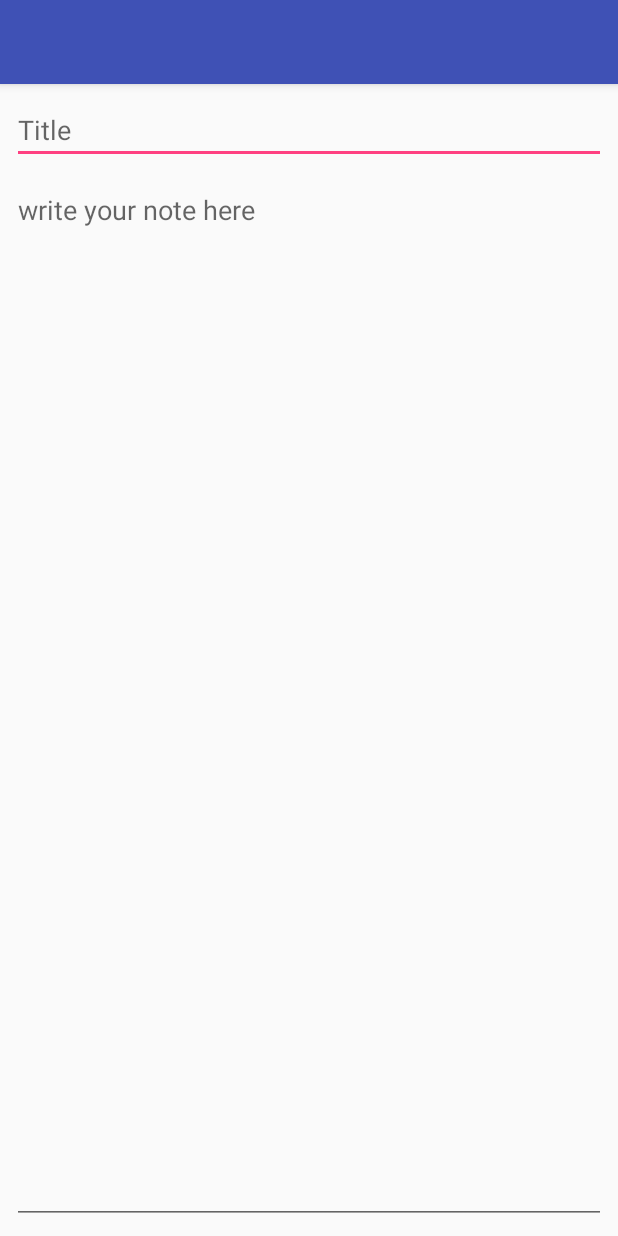
After one commit to gamemn02/NoteKeeper, an Android app: the layout activity_writing.xml on its own in the app's theme, with its tools: preview values and no code run, on a phone screen of 412 x 824 dp. The commit adds this screen. Run offline under Robolectric (Android 15) with nearby library versions, the phone set to English and light mode, and no system bars.

Commit message:
create writing activity ui

```diff
--- /dev/null
+++ b/app/src/main/java/dz/deepwork/gamemn02/notekeeper/writing/WritingActivity.java
@@ -0,0 +1,22 @@
+package dz.deepwork.gamemn02.notekeeper.writing;
+
+import android.os.Bundle;
+import android.support.design.widget.FloatingActionButton;
+import android.support.design.widget.Snackbar;
+import android.support.v7.app.AppCompatActivity;
+import android.support.v7.widget.Toolbar;
+import android.view.View;
+
+import dz.deepwork.gamemn02.notekeeper.R;
+
+public class WritingActivity extends AppCompatActivity {
+
+    @Override
+    protected void onCreate(Bundle savedInstanceState) {
+        super.onCreate(savedInstanceState);
+        setContentView(R.layout.activity_writing);
+        Toolbar toolbar = (Toolbar) findViewById(R.id.toolbar);
+        setSupportActionBar(toolbar);
+    }
+
+}
--- /dev/null
+++ b/app/src/main/res/layout/activity_writing.xml
@@ -0,0 +1,25 @@
+<?xml version="1.0" encoding="utf-8"?>
+<android.support.design.widget.CoordinatorLayout xmlns:android="http://schemas.android.com/apk/res/android"
+    xmlns:app="http://schemas.android.com/apk/res-auto"
+    xmlns:tools="http://schemas.android.com/tools"
+    android:layout_width="match_parent"
+    android:layout_height="match_parent"
+    tools:context=".writing.WritingActivity">
+
+    <android.support.design.widget.AppBarLayout
+        android:layout_width="match_parent"
+        android:layout_height="wrap_content"
+        android:theme="@style/AppTheme.AppBarOverlay">
+
+        <android.support.v7.widget.Toolbar
+            android:id="@+id/toolbar"
+            android:layout_width="match_parent"
+            android:layout_height="?attr/actionBarSize"
+            android:background="?attr/colorPrimary"
+            app:popupTheme="@style/AppTheme.PopupOverlay" />
+
+    </android.support.design.widget.AppBarLayout>
+
+    <include layout="@layout/content_writing" />
+
+</android.support.design.widget.CoordinatorLayout>
--- /dev/null
+++ b/app/src/main/res/layout/content_writing.xml
@@ -0,0 +1,46 @@
+<?xml version="1.0" encoding="utf-8"?>
+<android.support.constraint.ConstraintLayout xmlns:android="http://schemas.android.com/apk/res/android"
+    xmlns:app="http://schemas.android.com/apk/res-auto"
+    xmlns:tools="http://schemas.android.com/tools"
+    android:layout_width="match_parent"
+    android:layout_height="match_parent"
+    app:layout_behavior="@string/appbar_scrolling_view_behavior"
+    tools:context=".writing.WritingActivity"
+    tools:showIn="@layout/activity_writing">
+
+    <EditText
+        android:id="@+id/et_title"
+        android:layout_width="0dp"
+        android:layout_height="wrap_content"
+        android:layout_marginEnd="8dp"
+        android:layout_marginLeft="8dp"
+        android:layout_marginRight="8dp"
+        android:layout_marginStart="8dp"
+        android:layout_marginTop="8dp"
+        android:hint="@string/string_title_hint"
+        android:inputType="text"
+        android:singleLine="true"
+        app:layout_constraintEnd_toEndOf="parent"
+        app:layout_constraintStart_toStartOf="parent"
+        app:layout_constraintTop_toTopOf="parent" />
+
+    <EditText
+        android:id="@+id/et_body"
+        android:layout_width="0dp"
+        android:layout_height="0dp"
+        android:layout_marginBottom="8dp"
+        android:layout_marginEnd="8dp"
+        android:layout_marginLeft="8dp"
+        android:layout_marginRight="8dp"
+        android:layout_marginStart="8dp"
+        android:layout_marginTop="8dp"
+        android:gravity="top"
+        android:hint="@string/string_body_hint"
+        android:inputType="textMultiLine"
+        android:singleLine="false"
+        app:layout_constraintBottom_toBottomOf="parent"
+        app:layout_constraintEnd_toEndOf="parent"
+        app:layout_constraintStart_toStartOf="parent"
+        app:layout_constraintTop_toBottomOf="@+id/et_title" />
+
+</android.support.constraint.ConstraintLayout>
--- a/app/src/main/res/values/strings.xml
+++ b/app/src/main/res/values/strings.xml
@@ -1,4 +1,10 @@
 <resources>
+    <!--For main activity-->
     <string name="app_name">NoteKeeper</string>
     <string name="action_settings">Settings</string>
+
+    <!--For writing activity-->
+    <string name="title_activity_writing">WritingActivity</string>
+    <string name="string_title_hint">Title</string>
+    <string name="string_body_hint">write your note here</string>
 </resources>
```
